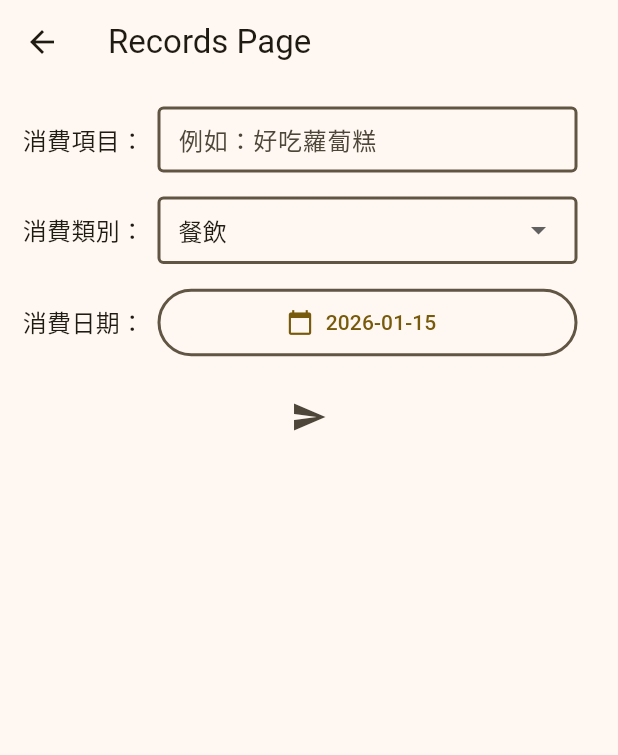
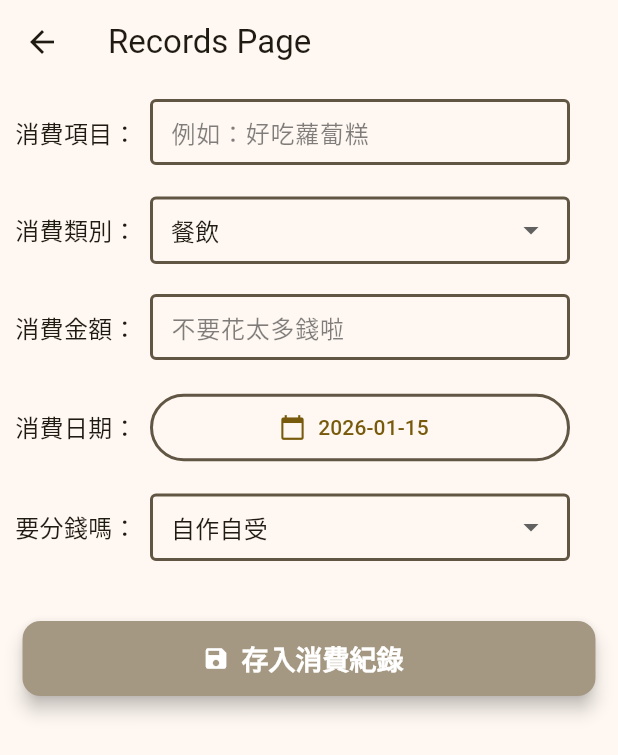
Before and after one commit to chia1628/piggy, a Flutter app: the FeedPiggyPage screen opened directly, on a phone screen of 412 x 824 dp. Shown: the top 755 px of the screen. Run offline on Flutter 3.47's test engine with Material 3 defaults, Android fonts, the phone set to English and light mode, and no system bars; Roboto replaces fonts that are missing (openhuninn).

Commit message:
分開來比較好看

```diff
--- /dev/null
+++ b/piggy_ver1/lib/feedPage.dart
@@ -0,0 +1,250 @@
+import 'package:flutter/material.dart';
+import 'package:flutter/rendering.dart'; // 匯入 Flutter 套件
+import 'record.dart';
+
+class FeedPiggyPage extends StatefulWidget {
+  final String title;
+  // homepage 組件的「身分證登記」, required this.title 表示 title 是必須提供的參數
+  const FeedPiggyPage({super.key, required this.title});
+
+  @override
+  _FeedPiggyPageState createState() => _FeedPiggyPageState();
+}
+
+class _FeedPiggyPageState extends State<FeedPiggyPage> {
+
+  // 建立控制器，用來抓取輸入框裡的文字
+  final TextEditingController _textController = TextEditingController();
+  final TextEditingController _amountController = TextEditingController();
+  final Set<String> _categories = {'餐飲', '交通', '購物', '娛樂', '其他'};
+  final Set<String> _members = {'自作自受', '熊叔叔', '宋', '林語晞'};
+  DateTime _selectedDate = DateTime.now(); // 預設為今天
+  String _selectedCategory = '餐飲';
+  String _selectedMember = '自作自受';
+  int _peopleCount = 1;      // 分錢人數
+  double _amount = 0;       // 總金額
+
+
+    // 開啟日期選擇器
+  Future<void> _pickDate(BuildContext context) async {
+    final DateTime? picked = await showDatePicker(
+      context: context,
+      initialDate: _selectedDate,      // 初始顯示日期
+      firstDate: DateTime(2020),      // 允許選擇的最早日期
+      lastDate: DateTime(2030),       // 允許選擇的最晚日期
+    );
+
+    if (picked != null && picked != _selectedDate) {
+      setState(() {
+        _selectedDate = picked; // 更新選中的日期
+      });
+    }
+  }
+
+  void _addRecord() {
+    if (_textController.text.isEmpty) {
+      // 如果沒填寫項目，彈出提示（可選）
+      ScaffoldMessenger.of(context).showSnackBar(
+        const SnackBar(content: Text('請輸入消費項目！')),
+      );
+      return;
+    }
+    int amountValue = int.tryParse(_amountController.text) ?? 0;
+    setState(() {
+      // 將資料打包存入清單
+      records.add(Record(
+        title: _textController.text,
+        time: _selectedDate.toString().substring(0, 16), // 抓取現在時間
+        category: _selectedCategory,
+        amount: amountValue,
+      ));
+
+      // 存完後清空輸入框，方便下一筆輸入
+      _textController.clear();
+      _amountController.clear();
+    });
+
+    // 提示使用者存好了
+    ScaffoldMessenger.of(context).showSnackBar(
+      const SnackBar(content: Text('成功餵食豬豬！')),
+    );
+
+  }
+
+
+  @override
+  Widget build(BuildContext context) {
+    return Scaffold(
+      appBar: AppBar(title: Text(widget.title)),
+      body: Column(
+        children: [
+          // 上方輸入區
+          Padding(
+            padding: const EdgeInsets.all(10.0),
+            child: Row(
+              children: [
+                const SizedBox(width: 90, child: Text('消費項目：', style: TextStyle(fontSize: 16))), // 固定標籤寬度
+                SizedBox(
+                  width: 280, // 【精確調整寬度】
+                  height: 45, // 【精確調整高度】
+                  child: TextField(
+                    controller: _textController,
+                    decoration: InputDecoration(
+                      isDense: true,
+                      contentPadding: EdgeInsets.symmetric(horizontal: 10, vertical: 10),
+                      hintText: '例如：好吃蘿蔔糕',
+                      hintStyle: TextStyle(color: Colors.black.withOpacity(0.5),), // 50% 的透明度
+                      enabledBorder: OutlineInputBorder(
+                        borderSide: BorderSide(color: Color.fromARGB(255, 97, 85, 67), width: 2.0),
+                      ),
+                      border: OutlineInputBorder(),
+                    ),
+                  ),
+                ),
+              ],
+            ),
+          ),
+          Padding(
+            padding: const EdgeInsets.all(10.0),
+            child: Row(
+              children: [
+                const SizedBox(width: 90, child: Text('消費類別：',style: TextStyle(fontSize: 16))),
+                Container(
+                  width: 280, // 調整到跟上面一樣
+                  height: 45,
+                  padding: const EdgeInsets.symmetric(horizontal: 12),
+                  decoration: BoxDecoration(
+                    border: Border.all(color: Color.fromARGB(255, 97, 85, 67), width: 2.0),
+                    borderRadius: BorderRadius.circular(4),
+                  ),
+                  child: DropdownButtonHideUnderline(
+                    child: DropdownButton<String>(
+                      dropdownColor: Colors.orange.shade50, // 點開後的選單背景色（淡橘色）
+                      value: _selectedCategory,
+                      isExpanded: true,
+                      onChanged: (val) => setState(() => _selectedCategory = val!),
+                      items: _categories.map((e) => DropdownMenuItem(value: e, child: Text(e))).toList(),
+                    ),
+                  ),
+                ),
+              ],
+            )
+          ),
+          Padding(
+            padding: const EdgeInsets.all(10.0),
+            child: Row(
+              children: [
+                const SizedBox(width: 90, child: Text('消費金額：', style: TextStyle(fontSize: 16))), // 固定標籤寬度
+                SizedBox(
+                  width: 280, // 【精確調整寬度】
+                  height: 45, // 【精確調整高度】
+                  child: TextField(
+                    controller: _amountController,
+                    decoration: InputDecoration(
+                      isDense: true,
+                      contentPadding: EdgeInsets.symmetric(horizontal: 10, vertical: 10),
+                      hintText: '不要花太多錢啦',
+                      hintStyle: TextStyle(color: Colors.black.withOpacity(0.5),), // 50% 的透明度
+                      enabledBorder: OutlineInputBorder(
+                        borderSide: BorderSide(color: Color.fromARGB(255, 97, 85, 67), width: 2.0),
+                      ),
+                      border: OutlineInputBorder(),
+                    ),
+                  ),
+                ),
+              ],
+            ),
+          ),
+          Padding(
+            padding: const EdgeInsets.all(10.0),
+            child: Row(
+              children: [
+                const SizedBox(width: 90, child: Text('消費日期：', style: TextStyle(fontSize: 16))), // 固定標籤寬度
+
+                OutlinedButton.icon(
+                  onPressed: () => _pickDate(context),
+                  icon: const Icon(Icons.calendar_today),
+                  label: Text("${_selectedDate.toLocal()}".split(' ')[0]), // 只顯示 yyyy-mm-dd
+                  style: OutlinedButton.styleFrom(
+                    minimumSize: const Size(280, 45), // 調整到跟上面一樣
+                    side: const BorderSide(color: Color.fromARGB(255, 97, 85, 67), width: 2.0),
+                  ),
+                ),
+              ],
+            ),
+          ),
+          Padding(
+            padding: const EdgeInsets.all(10.0),
+            child: Row(
+              children: [
+                const SizedBox(width: 90, child: Text('要分錢嗎：',style: TextStyle(fontSize: 16))),
+                Container(
+                  width: 280, // 調整到跟上面一樣
+                  height: 45,
+                  padding: const EdgeInsets.symmetric(horizontal: 12),
+                  decoration: BoxDecoration(
+                    border: Border.all(color: Color.fromARGB(255, 97, 85, 67), width: 2.0),
+                    borderRadius: BorderRadius.circular(4),
+                  ),
+                  child: DropdownButtonHideUnderline(
+                    child: DropdownButton<String>(
+                      dropdownColor: Colors.orange.shade50, // 點開後的選單背景色（淡橘色）
+                      value: _selectedMember,
+                      isExpanded: true,
+                      onChanged: (val) => setState(() => _selectedMember = val!),
+                      items: _members.map((e) => DropdownMenuItem(value: e, child: Text(e))).toList(),
+                    ),
+                  ),
+                ),
+              ],
+            )
+          ),
+          const SizedBox(height: 15), // 【調整這裡】：增加 20 像素的垂直空隙
+          if(_selectedMember != '自作自受')
+             Padding(
+              padding: const EdgeInsets.symmetric(horizontal: 15.0), // 設定左右間距
+              child: Row(
+                children: [
+                  const SizedBox(width: 90, child: Text('怎麼分錢：',style: TextStyle(fontSize: 16))),
+                  Container(
+                    width: 280, // 調整到跟上面一樣
+                    height: 45,
+                    padding: const EdgeInsets.symmetric(horizontal: 12),
+                    // decoration: BoxDecoration(
+                    //   border: Border.all(color: Color.fromARGB(255, 97, 85, 67), width: 2.0),
+                    //   borderRadius: BorderRadius.circular(4),
+                    // ),
+                    child: Row(
+                      mainAxisAlignment: MainAxisAlignment.spaceEvenly, // 讓按鈕平均分配空間
+                      children: [
+                        ElevatedButton(onPressed: () {}, child: const Text('平分')),
+                        ElevatedButton(onPressed: () {}, child: const Text('指定金額')),
+                      ],
+                    ),
+                  ),
+                ],
+              )
+            ),
+          const SizedBox(height: 15), // 【調整這裡】：增加 20 像素的垂直空隙
+          Padding(
+            padding: const EdgeInsets.symmetric(horizontal: 15.0), // 設定左右間距
+            child: SizedBox(
+              width: double.infinity,
+              height: 50,
+              child: ElevatedButton.icon(
+                onPressed: _addRecord, // 呼叫剛才寫的存入函式
+                icon: const Icon(Icons.save),
+                label: const Text('存入消費紀錄', style: TextStyle(fontSize: 18)),
+                style: ElevatedButton.styleFrom(
+                  backgroundColor: const Color.fromARGB(255, 165, 152, 131), // 橘色系按鈕
+                  foregroundColor: Colors.white,
+                  shape: RoundedRectangleBorder(borderRadius: BorderRadius.circular(12)),
+                ),
+              ),
+            ),
+          ),
+        ],
+      ),
+    );
+  }
+}
--- a/piggy_ver1/lib/main.dart
+++ b/piggy_ver1/lib/main.dart
@@ -1,11 +1,14 @@
 import 'package:flutter/material.dart';
 import 'package:flutter/rendering.dart'; // 匯入 Flutter 套件
+import 'feedPage.dart';
+import 'historyPage.dart';
 
 // main function
 void main() {
   //debugPaintSizeEnabled = true;
   runApp(const MainApp());
 }
+
 
 // StatelessWidget = 無狀態元件: 不會有變化
 class MainApp extends StatelessWidget {
@@ -23,8 +26,12 @@ class MainApp extends StatelessWidget {
         canvasColor: const Color.fromARGB(255, 248, 232, 187),
         elevatedButtonTheme: ElevatedButtonThemeData(
           style: ElevatedButton.styleFrom(
-            foregroundColor: const Color.fromARGB(255, 64, 63, 59),
-            backgroundColor: const Color.fromARGB(255, 250, 227, 156),
+            foregroundColor: const Color.fromARGB(255, 255, 255, 255),
+            backgroundColor: const Color.fromARGB(255, 99, 93, 76),
+            textStyle: TextStyle(
+              fontSize: 16,
+              fontWeight: FontWeight.w600,
+            ),
             elevation: 5,
             shape: RoundedRectangleBorder(
               borderRadius: BorderRadius.circular(8),
@@ -77,9 +84,28 @@ class _MyHomePageState extends State<HomePage> {
                   MaterialPageRoute(builder: (context) => const FeedPiggyPage(title: 'Records Page')),
                 );
               },
-              child: const Text('點我開始餵豬', style: TextStyle(fontSize: 18)),
+              style: ElevatedButton.styleFrom(
+                backgroundColor: const Color.fromARGB(223, 248, 197, 197), // 橘色系按鈕
+                foregroundColor: Colors.white,
+                shape: RoundedRectangleBorder(borderRadius: BorderRadius.circular(12)),
+              ),
+              child: const Text('點我開始餵BABUY吃', style: TextStyle(fontSize: 18),),
             ),
-
+            ElevatedButton(
+              onPressed: () {
+                // 【關鍵代碼】：切換到紀錄頁面
+                Navigator.push(
+                  context,
+                  MaterialPageRoute(builder: (context) => const HistoryPage(title: 'History Page')),
+                );
+              },
+              style: ElevatedButton.styleFrom(
+                backgroundColor: const Color.fromARGB(255, 222, 175, 132), // 橘色系按鈕
+                foregroundColor: Colors.white,
+                shape: RoundedRectangleBorder(borderRadius: BorderRadius.circular(12)),
+              ),
+              child: const Text('點我看BABUY吃過的', style: TextStyle(fontSize: 18),),
+            ),
           ],
         ),
       ),
@@ -87,150 +113,9 @@ class _MyHomePageState extends State<HomePage> {
   }
 }
 
-class FeedPiggyPage extends StatefulWidget {
-  final String title;
-  // homepage 組件的「身分證登記」, required this.title 表示 title 是必須提供的參數
-  const FeedPiggyPage({super.key, required this.title});
 
-  @override
-  _FeedPiggyPageState createState() => _FeedPiggyPageState();
-}
 
-class Record {
-  final String title;
-  final String time;
-  final String category;
-  final int amount;
 
-  Record({required this.title, required this.time, required this.category, required this.amount});
-}
-
-class _FeedPiggyPageState extends State<FeedPiggyPage> {
-
-  final List<Record> _records = [];
-
-  // 2. 建立控制器，用來抓取輸入框裡的文字
-  final TextEditingController _textController = TextEditingController();
-  final Set<String> _categories = {'餐飲', '交通', '購物', '娛樂', '其他'};
-  DateTime _selectedDate = DateTime.now(); // 預設為今天
-  String _selectedCategory = '餐飲';
-  void _addRecord() {
-    // 檢查輸入框是否為空
-    if (_textController.text.isEmpty) return;
-
-    setState(() {
-      // 3. 把新資料加進清單
-      _records.add(Record(
-        title: _textController.text,
-        time: DateTime.now().toString().substring(0, 16), // 抓取現在時間
-        category: _selectedCategory,
-        amount: 0,
-      ));
-    });
-
-    _textController.clear(); // 新增完後清空輸入框
-  }
-
-    // 開啟日期選擇器
-  Future<void> _pickDate(BuildContext context) async {
-    final DateTime? picked = await showDatePicker(
-      context: context,
-      initialDate: _selectedDate,      // 初始顯示日期
-      firstDate: DateTime(2020),      // 允許選擇的最早日期
-      lastDate: DateTime(2030),       // 允許選擇的最晚日期
-    );
-
-    if (picked != null && picked != _selectedDate) {
-      setState(() {
-        _selectedDate = picked; // 更新選中的日期
-      });
-    }
-}
-
-  @override
-  Widget build(BuildContext context) {
-    return Scaffold(
-      appBar: AppBar(title: Text(widget.title)),
-      body: Column(
-        children: [
-          // 上方輸入區
-          Padding(
-            padding: const EdgeInsets.all(15.0),
-            child: Row(
-              children: [
-                const SizedBox(width: 90, child: Text('消費項目：', style: TextStyle(fontSize: 16))), // 固定標籤寬度
-                SizedBox(
-                  width: 280, // 【精確調整寬度】
-                  height: 45, // 【精確調整高度】
-                  child: TextField(
-                    controller: _textController,
-                    decoration: const InputDecoration(
-                      isDense: true,
-                      contentPadding: EdgeInsets.symmetric(horizontal: 10, vertical: 10),
-                      hintText: '例如：好吃蘿蔔糕',
-                      enabledBorder: OutlineInputBorder(
-                        borderSide: BorderSide(color: Color.fromARGB(255, 97, 85, 67), width: 2.0),
-                      ),
-                      border: OutlineInputBorder(),
-                    ),
-                  ),
-                ),
-              ],
-            ),
-          ),
-          Padding(
-            padding: const EdgeInsets.symmetric(horizontal: 15.0), // 設定左右間距
-            child: Row(
-              children: [
-                const SizedBox(width: 90, child: Text('消費類別：',style: TextStyle(fontSize: 16))),
-                Container(
-                  width: 280, // 調整到跟上面一樣
-                  height: 45,
-                  padding: const EdgeInsets.symmetric(horizontal: 12),
-                  decoration: BoxDecoration(
-                    border: Border.all(color: Color.fromARGB(255, 97, 85, 67), width: 2.0),
-                    borderRadius: BorderRadius.circular(4),
-                  ),
-                  child: DropdownButtonHideUnderline(
-                    child: DropdownButton<String>(
-                      dropdownColor: Colors.orange.shade50, // 點開後的選單背景色（淡橘色）
-                      value: _selectedCategory,
-                      isExpanded: true,
-                      onChanged: (val) => setState(() => _selectedCategory = val!),
-                      items: _categories.map((e) => DropdownMenuItem(value: e, child: Text(e))).toList(),
-                    ),
-                  ),
-                ),
-              ],
-            )
-          ),
-          Padding(
-            padding: const EdgeInsets.all(15.0),
-            child: Row(
-              children: [
-                const SizedBox(width: 90, child: Text('消費日期：', style: TextStyle(fontSize: 16))), // 固定標籤寬度
-
-                OutlinedButton.icon(
-                  onPressed: () => _pickDate(context),
-                  icon: const Icon(Icons.calendar_today),
-                  label: Text("${_selectedDate.toLocal()}".split(' ')[0]), // 只顯示 yyyy-mm-dd
-                  style: OutlinedButton.styleFrom(
-                    minimumSize: const Size(280, 45), // 調整到跟上面一樣
-                    side: const BorderSide(color: Color.fromARGB(255, 97, 85, 67), width: 2.0),
-                  ),
-                ),
-              ],
-            ),
-          ),
-          IconButton(
-            icon: const Icon(Icons.send),
-            onPressed: _addRecord,
-          ),
-        ],
-      ),
-    );
-  }
-}
 
 
 // TextDecoration.underline：文字底線
--- /dev/null
+++ b/piggy_ver1/lib/record.dart
@@ -0,0 +1,12 @@
+
+class Record {
+  final String title;
+  final String time;
+  final String category;
+  final int amount;
+
+  Record({required this.title, required this.time, required this.category, required this.amount});
+}
+
+final List<Record> records = [];
+final int allSpends = records.fold(0, (sum, record) => sum + record.amount);
```
Also changed, not shown: piggy_ver1/lib/historyPage.dart (added, +83 -0 lines).
